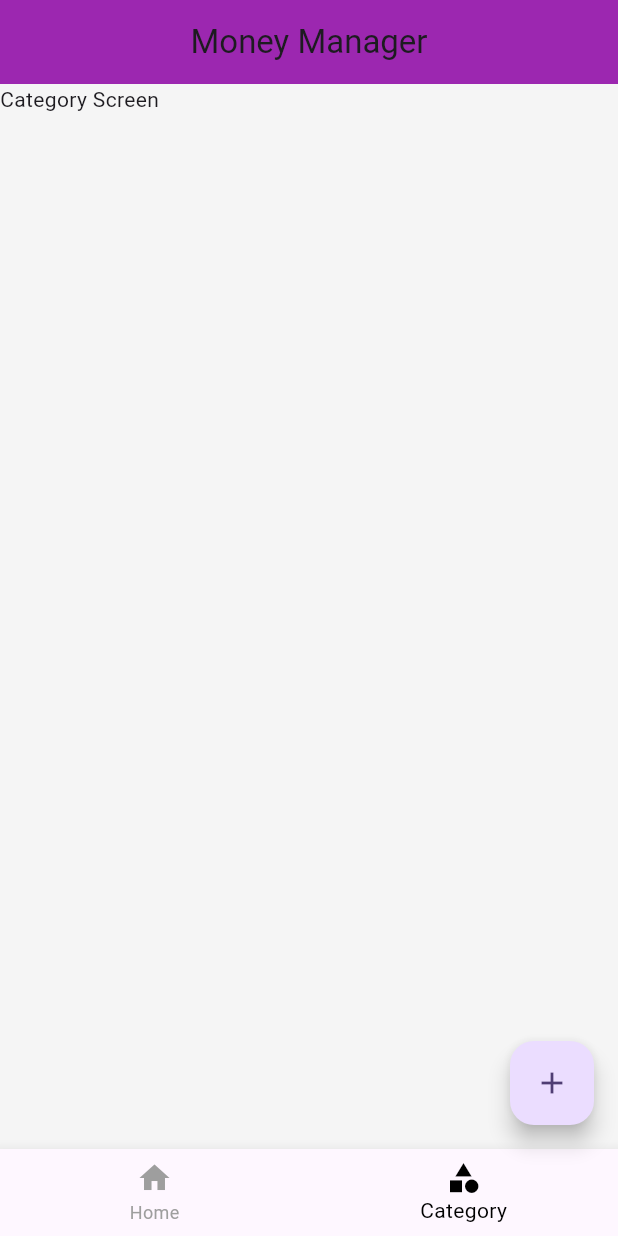
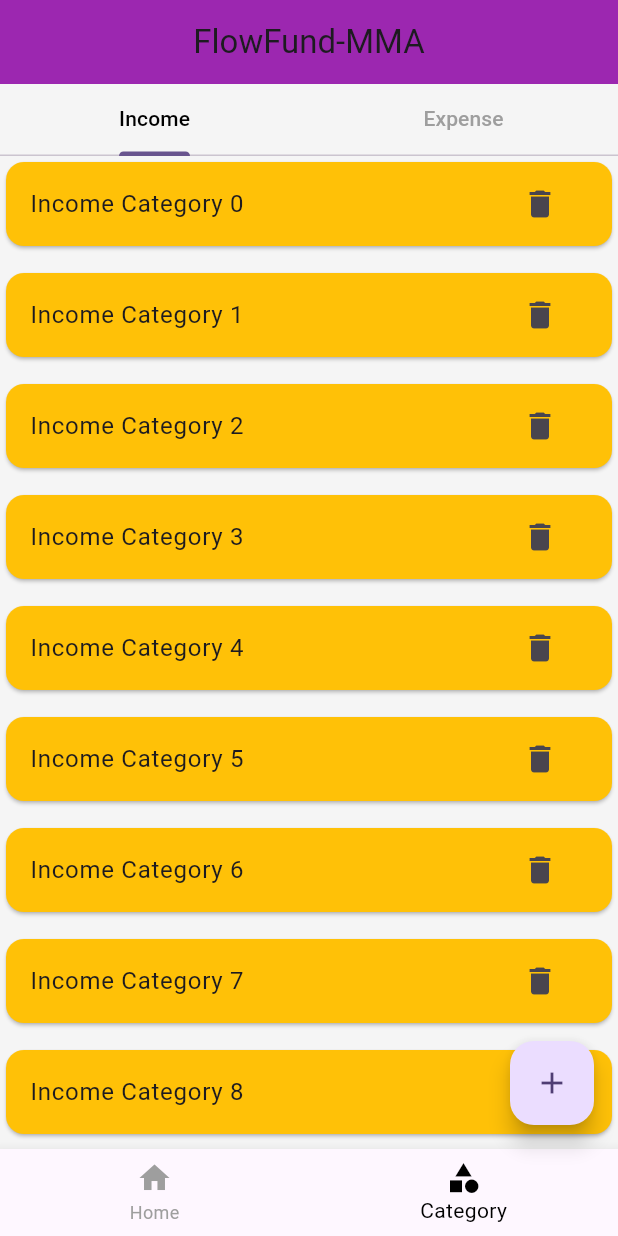
Before and after one commit to anandp8678/FlowFund-MMA, a Flutter app: the screen it shows after launch, item 2 of the bottom bar chosen, on a phone screen of 412 x 824 dp. Run offline on Flutter 3.47's test engine with Material 3 defaults, Android fonts, the phone set to English and light mode, and no system bars.

Commit message:
Updated Catagory section with Income and Expence

```diff
--- /dev/null
+++ b/lib/screens/catagories/expence_catagory_list.dart
@@ -0,0 +1,29 @@
+import 'package:flutter/material.dart';
+
+class ExpenseCatagoryList extends StatelessWidget {
+  const ExpenseCatagoryList({super.key});
+
+  @override
+  Widget build(BuildContext context) {
+    return ListView.separated(
+      itemBuilder: (ctx, index) {
+        return Card(
+          color: Colors.amber,
+          child: ListTile(
+            title: Text('Expense Category $index'),
+            trailing: IconButton(
+              icon: Icon(Icons.delete),
+              onPressed: () {
+                // Handle delete action
+              },
+            ),
+          ),
+        );
+      },
+      separatorBuilder: (ctx, index) {
+        return SizedBox(height: 10);
+      },
+      itemCount: 10,
+    );
+  }
+}
--- /dev/null
+++ b/lib/screens/catagories/income_catagory_list.dart
@@ -0,0 +1,29 @@
+import 'package:flutter/material.dart';
+
+class IncomeCatagoryList extends StatelessWidget {
+  const IncomeCatagoryList({super.key});
+
+  @override
+  Widget build(BuildContext context) {
+    return ListView.separated(
+      itemBuilder: (ctx, index) {
+        return Card(
+          color: Colors.amber,
+          child: ListTile(
+            title: Text('Income Category $index'),
+            trailing: IconButton(
+              icon: Icon(Icons.delete),
+              onPressed: () {
+                // Handle delete action
+              },
+            ),
+          ),
+        );
+      },
+      separatorBuilder: (ctx, index) {
+        return SizedBox(height: 10);
+      },
+      itemCount: 50,
+    );
+  }
+}
--- a/lib/screens/catagories/screen_catagory.dart
+++ b/lib/screens/catagories/screen_catagory.dart
@@ -1,10 +1,44 @@
 import 'package:flutter/material.dart';
+import 'package:mma/screens/catagories/expence_catagory_list.dart';
+import 'package:mma/screens/catagories/income_catagory_list.dart';
 
-class ScreenCatagory extends StatelessWidget {
+class ScreenCatagory extends StatefulWidget {
   const ScreenCatagory({Key? key}) : super(key: key);
 
   @override
+  State<ScreenCatagory> createState() => _ScreenCatagoryState();
+}
+
+class _ScreenCatagoryState extends State<ScreenCatagory> with SingleTickerProviderStateMixin {
+  late TabController  _tabcontroller;
+
+  @override
+  void initState() {
+    super.initState();
+    _tabcontroller = TabController(length: 2, vsync: this);
+  }
+  @override
   Widget build(BuildContext context) {
-    return Text('Category Screen');
+    return Column (
+      children:[
+        TabBar(
+          controller: _tabcontroller,
+          labelColor: Colors.black,
+          unselectedLabelColor: Colors.grey,
+          tabs:[
+          Tab(text: 'Income',),
+          Tab(text: 'Expense',),
+        ]),
+        Expanded(
+          child: TabBarView(
+            controller: _tabcontroller,
+            children: [
+              IncomeCatagoryList(),
+              ExpenseCatagoryList(),
+            ],
+          ),
+        ),
+      ]
+    );
   }
 }
--- a/lib/screens/home/screen_home.dart
+++ b/lib/screens/home/screen_home.dart
@@ -18,7 +18,7 @@ class ScreenHome extends StatelessWidget {
       backgroundColor: Colors.grey[100],
       appBar: AppBar(
       backgroundColor: Colors.purple,
-      title: const Text('Money Manager'),
+      title: const Text('FlowFund-MMA'),
       centerTitle: true,
 ),
       bottomNavigationBar: const MoneyManagerBottomNavigation(),
```
